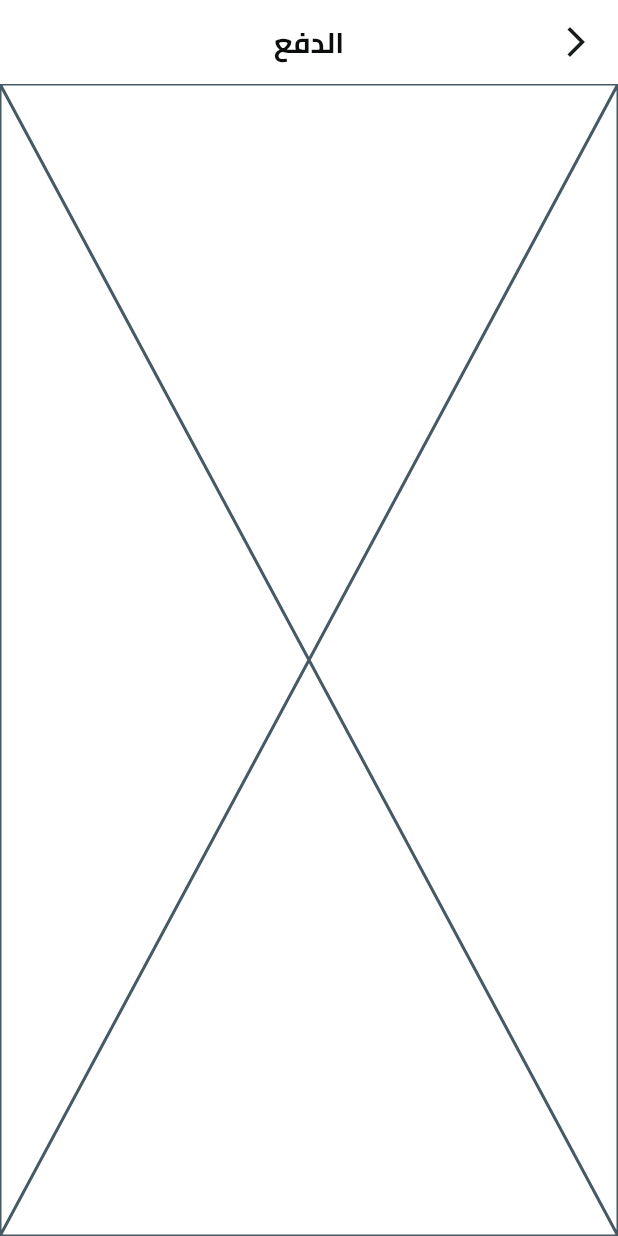
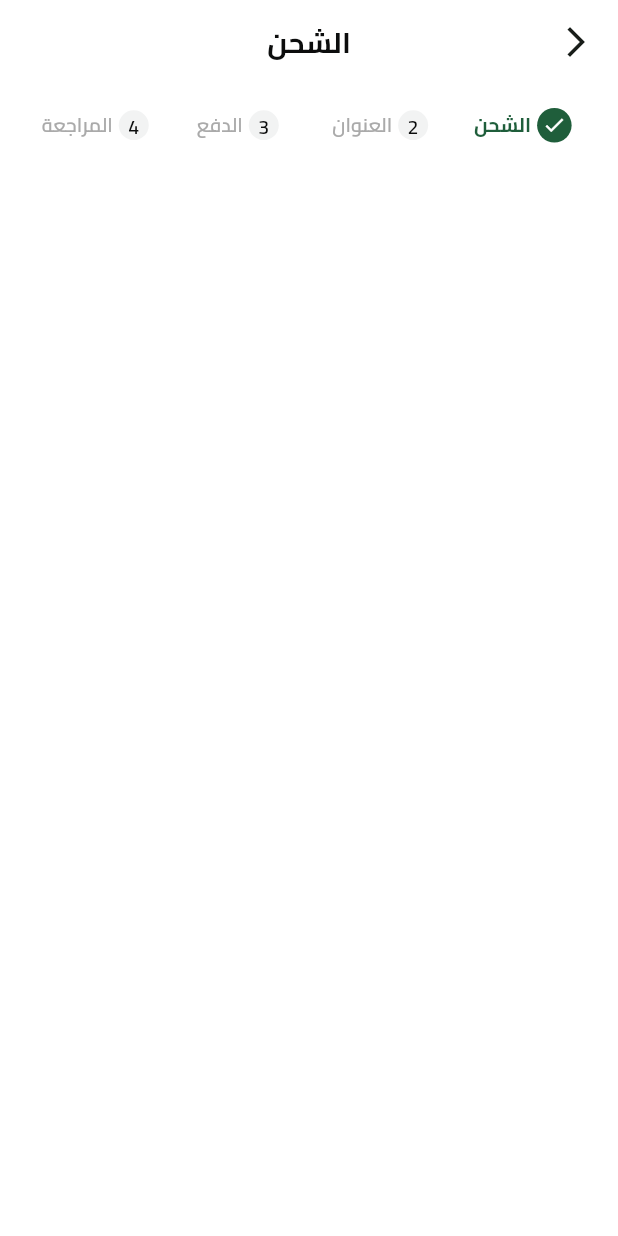
Before and after one commit to ahmed0128382/FruitHub_E_Commerce, a Flutter app: the CheckoutView screen opened by its route, on a phone screen of 412 x 824 dp. Run offline on Flutter 3.47's test engine with Material 3 defaults, Android fonts, the phone set to English and light mode, and no system bars; our stand-ins replace bloc, cloud_firestore, dartz, dots_indicator, equatable, firebase_auth and 9 more; missing offline and left inert: flutter_facebook_auth; accounts and stored records are empty.

Commit message:
Implement checkout view and body; add step indicators for the checkout process

```diff
--- a/lib/features/checkout/presentation/views/checkout_view.dart
+++ b/lib/features/checkout/presentation/views/checkout_view.dart
@@ -8,7 +8,7 @@ class CheckoutView extends StatelessWidget {
   @override
   Widget build(BuildContext context) {
     return Scaffold(
-      appBar: buildAppBar(context, title: 'الدفع'),
+      appBar: buildAppBar(context, title: 'الشحن'),
       body: CheckoutViewBody(),
     );
   }
--- /dev/null
+++ b/lib/features/checkout/presentation/views/widgets/active_step_item.dart
@@ -0,0 +1,32 @@
+import 'package:flutter/material.dart';
+import 'package:fruit_hub/core/utils/app_colors.dart';
+import 'package:fruit_hub/core/utils/app_styles.dart';
+
+class ActiveStepItem extends StatelessWidget {
+  const ActiveStepItem({super.key, required this.title});
+  final String title;
+  @override
+  Widget build(BuildContext context) {
+    return Row(
+      mainAxisAlignment: MainAxisAlignment.center,
+      children: [
+        CircleAvatar(
+          radius: 11.5,
+          backgroundColor: AppColors.primaryColor,
+          child: Icon(
+            Icons.check,
+            color: Colors.white,
+            size: 16,
+          ),
+        ),
+        const SizedBox(width: 4),
+        Text(
+          title,
+          style: AppStyles.bold13.copyWith(
+            color: AppColors.primaryColor,
+          ),
+        ),
+      ],
+    );
+  }
+}
--- /dev/null
+++ b/lib/features/checkout/presentation/views/widgets/checkout_step_item.dart
@@ -0,0 +1,24 @@
+import 'package:flutter/material.dart';
+import 'package:fruit_hub/features/checkout/presentation/views/widgets/active_step_item.dart';
+import 'package:fruit_hub/features/checkout/presentation/views/widgets/inactive_step_item.dart';
+
+class CheckoutStepItem extends StatelessWidget {
+  const CheckoutStepItem(
+      {super.key,
+      required this.title,
+      required this.stepNumber,
+      required this.isActive});
+  final String title;
+  final int stepNumber;
+  final bool isActive;
+  @override
+  Widget build(BuildContext context) {
+    return AnimatedCrossFade(
+      firstChild: InactiveStepItem(stepNumber: stepNumber, title: title),
+      secondChild: ActiveStepItem(title: title),
+      crossFadeState:
+          isActive ? CrossFadeState.showSecond : CrossFadeState.showFirst,
+      duration: const Duration(milliseconds: 400),
+    );
+  }
+}
--- /dev/null
+++ b/lib/features/checkout/presentation/views/widgets/checkout_steps.dart
@@ -0,0 +1,23 @@
+import 'package:flutter/material.dart';
+import 'package:fruit_hub/features/checkout/presentation/views/widgets/checkout_step_item.dart';
+
+class CheckoutSteps extends StatelessWidget {
+  const CheckoutSteps({super.key});
+
+  @override
+  Widget build(BuildContext context) {
+    return Row(
+      children: List.generate(
+          getStepTitle().length,
+          (index) => Expanded(
+                child: CheckoutStepItem(
+                  isActive: index == 0,
+                  title: getStepTitle()[index],
+                  stepNumber: index + 1,
+                ),
+              )),
+    );
+  }
+}
+
+List<String> getStepTitle() => ['الشحن', 'العنوان', 'الدفع', 'المراجعة'];
--- a/lib/features/checkout/presentation/views/widgets/checkout_view_body.dart
+++ b/lib/features/checkout/presentation/views/widgets/checkout_view_body.dart
@@ -1,10 +1,28 @@
 import 'package:flutter/material.dart';
+import 'package:fruit_hub/constants.dart';
+import 'package:fruit_hub/features/checkout/presentation/views/widgets/checkout_steps.dart';
 
 class CheckoutViewBody extends StatelessWidget {
   const CheckoutViewBody({super.key});
 
   @override
   Widget build(BuildContext context) {
-    return const Placeholder();
+    return Padding(
+      padding: const EdgeInsets.symmetric(horizontal: kHorizontalPadding),
+      child: Column(
+        children: [
+          SizedBox(height: kTopPadding),
+          CheckoutSteps(),
+          Expanded(
+              child: PageView.builder(
+            physics: const NeverScrollableScrollPhysics(),
+            itemBuilder: (context, index) {
+              return SizedBox();
+            },
+            itemCount: getStepTitle().length,
+          ))
+        ],
+      ),
+    );
   }
 }
--- /dev/null
+++ b/lib/features/checkout/presentation/views/widgets/inactive_step_item.dart
@@ -0,0 +1,30 @@
+import 'package:flutter/material.dart';
+import 'package:fruit_hub/core/utils/app_styles.dart';
+
+class InactiveStepItem extends StatelessWidget {
+  const InactiveStepItem(
+      {super.key, required this.stepNumber, required this.title});
+  final int stepNumber;
+  final String title;
+
+  @override
+  Widget build(BuildContext context) {
+    return Row(
+      mainAxisAlignment: MainAxisAlignment.center,
+      children: [
+        CircleAvatar(
+          radius: 10,
+          backgroundColor: Color(0xfff2f3f3),
+          child: Text('$stepNumber', style: AppStyles.semiBold13),
+        ),
+        const SizedBox(width: 4),
+        Text(
+          title,
+          style: AppStyles.semiBold13.copyWith(
+            color: Color(0xffaaaaaa),
+          ),
+        ),
+      ],
+    );
+  }
+}
```
